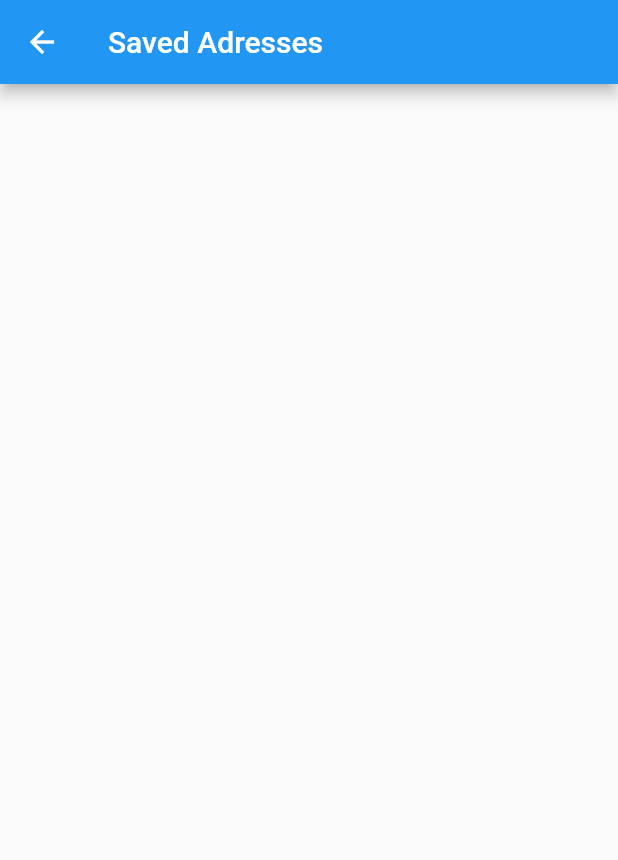
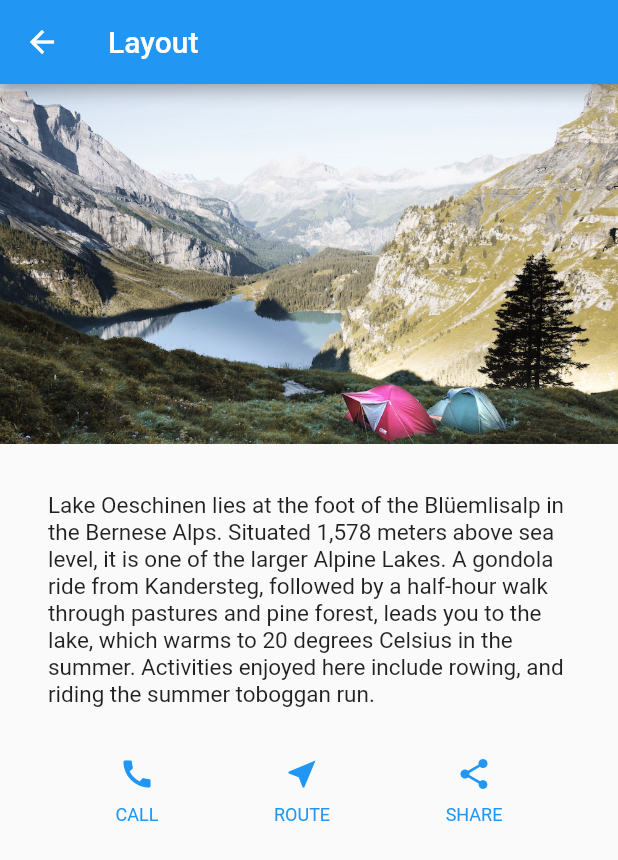
Before and after one commit to charan1922/Flutter_UI_practice, a Flutter app: the screen it shows after launch, in the side drawer, after a tap on "Add Address", on a phone screen of 412 x 824 dp. Shown: the top 860 px of the screen. Run offline on Flutter 3.47's test engine with Material 2 defaults, Android fonts, the phone set to English and light mode, and no system bars.

Commit message:
implemented layout

```diff
--- a/lib/Address.dart
+++ b/lib/Address.dart
@@ -3,8 +3,62 @@ import 'package:flutter/material.dart';
 class Address extends StatelessWidget {
   @override
   Widget build(BuildContext context) {
+    Widget textSection = Container(
+      padding: const EdgeInsets.all(32.0),
+      child: Text(
+        "Lake Oeschinen lies at the foot of the Blüemlisalp in the Bernese Alps. Situated 1,578 meters above sea level, it is one of the larger Alpine Lakes. A gondola ride from Kandersteg, followed by a half-hour walk through pastures and pine forest, leads you to the lake, which warms to 20 degrees Celsius in the summer. Activities enjoyed here include rowing, and riding the summer toboggan run.",
+        softWrap: true,
+        style: TextStyle(fontSize: 15.0),
+      ),
+    );
+
+    Column buildButtonColumn(IconData icon, String label) {
+      Color color = Theme.of(context).primaryColor;
+
+      return Column(
+        mainAxisSize: MainAxisSize.min,
+        mainAxisAlignment: MainAxisAlignment.center,
+        children: [
+          Icon(icon, color: color),
+          Container(
+            margin: const EdgeInsets.only(top: 8.0),
+            child: Text(
+              label,
+              style: TextStyle(
+                fontSize: 12.0,
+                fontWeight: FontWeight.w400,
+                color: color,
+              ),
+            ),
+          ),
+        ],
+      );
+    }
+
+    Widget buttonSection = Container(
+      child: Row(
+        mainAxisAlignment: MainAxisAlignment.spaceEvenly,
+        children: [
+          buildButtonColumn(Icons.call, 'CALL'),
+          buildButtonColumn(Icons.near_me, 'ROUTE'),
+          buildButtonColumn(Icons.share, 'SHARE'),
+        ],
+      ),
+    );
     return Scaffold(
-      appBar: new AppBar(title: Text("Saved Adresses")),
+      appBar: AppBar(title: Text("Layout")),
+      body: ListView(
+        children: <Widget>[
+          new Image.asset(
+            'images/lake.jpg',
+            width: 600.0,
+            height: 240.0,
+            fit: BoxFit.cover,
+          ),
+          textSection,
+          buttonSection
+        ],
+      ),
     );
   }
 }
--- a/lib/DrawerHomePage.dart
+++ b/lib/DrawerHomePage.dart
@@ -44,6 +44,7 @@ class _MyHomePageState extends State<MyHomePage> {
           children: <Widget>[
             UserAccountsDrawerHeader(
               accountName: Text("Charan"),
+              accountEmail: Text("data"),
               decoration: new BoxDecoration(
                 color: Colors.red,
               ),
--- a/pubspec.yaml
+++ b/pubspec.yaml
@@ -37,9 +37,8 @@ flutter:
   uses-material-design: true
 
   # To add assets to your application, add an assets section, like this:
-  # assets:
-  #  - images/a_dot_burr.jpeg
-  #  - images/a_dot_ham.jpeg
+  assets:
+   - images/lake.jpg
 
   # An image asset can refer to one or more resolution-specific "variants", see
   # https://flutter.io/assets-and-images/#resolution-aware.
```
Also changed, not shown: lib/new.dart (added, +59 -0 lines), images/lake.jpg (added).
